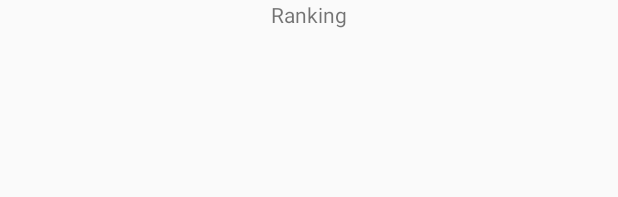
After one commit to willowxh/SimpleMaze, an Android app: the layout activity_rank.xml on its own in the app's theme, with its tools: preview values and no code run, on a phone screen of 412 x 824 dp. The commit adds this screen. Shown: the top 197 px of the screen. Run offline under Robolectric (Android 15) with nearby library versions, the phone set to English and light mode, and no system bars.

```diff
--- a/app/src/main/AndroidManifest.xml
+++ b/app/src/main/AndroidManifest.xml
@@ -9,7 +9,10 @@
         android:roundIcon="@mipmap/ic_launcher_round"
         android:supportsRtl="true"
         android:theme="@style/AppTheme">
-        <activity android:name=".MainActivity"
+        <activity android:name=".GameActivity"></activity>
+        <activity android:name=".RankActivity" />
+        <activity
+            android:name=".MainActivity"
             android:screenOrientation="portrait">
             <intent-filter>
                 <action android:name="android.intent.action.MAIN" />
--- /dev/null
+++ b/app/src/main/res/layout/activity_rank.xml
@@ -0,0 +1,17 @@
+<?xml version="1.0" encoding="utf-8"?>
+<LinearLayout xmlns:android="http://schemas.android.com/apk/res/android"
+    xmlns:app="http://schemas.android.com/apk/res-auto"
+    xmlns:tools="http://schemas.android.com/tools"
+    android:layout_width="match_parent"
+    android:layout_height="match_parent"
+    tools:context=".RankActivity"
+    android:orientation="vertical">
+
+    <TextView
+        android:id="@+id/textView"
+        android:layout_width="wrap_content"
+        android:layout_height="wrap_content"
+        android:layout_gravity="center_horizontal"
+        android:text="Ranking" />
+
+</LinearLayout>
```
Also changed, not shown: app/src/main/java/com/maze/simplemaze/GameActivity.java (added, +13 -0 lines), app/src/main/java/com/maze/simplemaze/MainActivity.java (+54 -1 lines), app/src/main/java/com/maze/simplemaze/RankActivity.java (added, +13 -0 lines), app/src/main/res/layout/activity_game.xml (added, +14 -0 lines), 1 other file.
